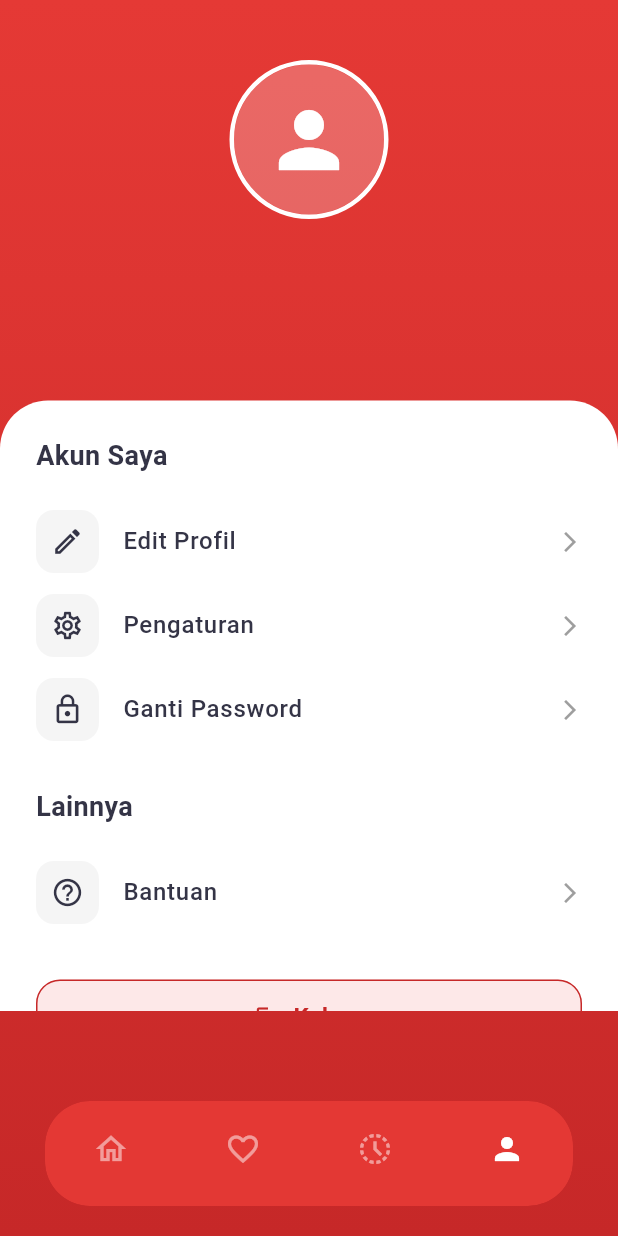
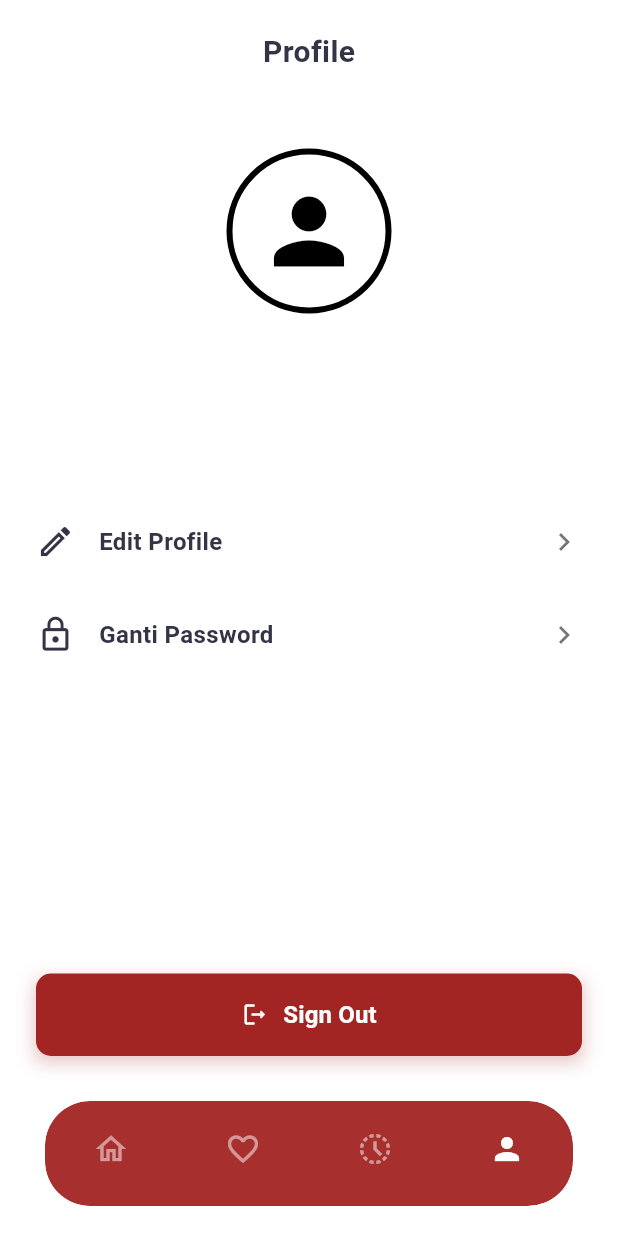
Before and after one commit to CharArtix/mangapp, a Flutter app: the HomePage screen opened directly, item 4 of the bottom bar chosen, on a phone screen of 412 x 824 dp. Run offline on Flutter 3.47's test engine with Material 3 defaults, Android fonts, the phone set to English and light mode, and no system bars; our stand-ins replace supabase_flutter; accounts and stored records are empty; Roboto replaces fonts that are missing (Gilroy).

Commit message:
Fix UI Profile

```diff
--- a/lib/main.dart
+++ b/lib/main.dart
@@ -443,7 +443,7 @@ class _RegisterScreenState extends State<RegisterScreen> {
                       ),
                     ),
 
-                    const SizedBox(height: 20),
+                    const SizedBox(height: 10),
 
                     _buildLabel('Email'),
                     const SizedBox(height: 8),
@@ -611,7 +611,7 @@ class CurvedHeaderClipper extends CustomClipper<Path> {
 }
 
 // -----------------------------------------------------------------------------
-// SHARED WIDGETS
+// HEADER WIDGETS
 // -----------------------------------------------------------------------------
 
 Widget _buildHeader(double screenHeight, double screenWidth) {
@@ -635,10 +635,10 @@ Widget _buildHeader(double screenHeight, double screenWidth) {
         ),
       ),
       Positioned(
-        top: screenHeight * 0.08, // Logo naik sedikit
+        top: screenHeight * 0.06, // Logo naik sedikit
         child: Image.asset(
           'assets/images/logo_mangapp.png',
-          width: screenWidth * 0.65,
+          width: screenWidth * 0.60,
           fit: BoxFit.contain,
         ),
       ),
@@ -1170,116 +1170,173 @@ class _HomePageState extends State<HomePage> {
   }
 
   Widget _buildProfileView() {
-    return Column(
-      children: [
-        // Header Merah dengan Avatar
-        Padding(
-          padding: const EdgeInsets.fromLTRB(24, 40, 24, 30),
+    return Container(
+      color: Colors.white, // Pastikan background putih
+      padding: const EdgeInsets.symmetric(horizontal: 24),
+      width: double.infinity,
       child: Column(
-            children: [
+        crossAxisAlignment: CrossAxisAlignment.center,
+        children: [
+          const SizedBox(height: 20),
+          // Judul Header
+          const Text(
+            'Profile',
+            style: TextStyle(
+              fontSize: 20,
+              fontWeight: FontWeight.bold,
+              color: Color(0xFF343446),
+            ),
+          ),
+
+          const SizedBox(height: 50),
+
+          // Avatar Icon (Lingkaran Tebal)
           Container(
+            width: 110,
+            height: 110,
             decoration: BoxDecoration(
               shape: BoxShape.circle,
-                  border: Border.all(color: Colors.white, width: 3),
-                ),
-                child: const CircleAvatar(
-                  radius: 50,
-                  backgroundColor: Colors.white24,
-                  child: Icon(Icons.person, size: 60, color: Colors.white),
-                ),
-              ),
+              border: Border.all(
+                color: Colors.black,
+                width: 4, // Ketebalan garis lingkaran
+              ),
+            ),
+            child: const Center(
+              child: Icon(Icons.person, size: 70, color: Colors.black),
+            ),
+          ),
+
           const SizedBox(height: 16),
+
+          // Username
           _isLoadingProfile
-                  ? const SizedBox(height: 20, width: 20, child: CircularProgressIndicator(color: Colors.white, strokeWidth: 2))
+              ? const SizedBox(
+                  height: 20,
+                  width: 20,
+                  child: CircularProgressIndicator(strokeWidth: 2),
+                )
               : Text(
-                      _username ?? 'Pengguna',
-                      style: const TextStyle(color: Colors.white, fontSize: 22, fontWeight: FontWeight.bold, fontFamily: 'Inter'),
-                    ),
+                  _username ?? 'Username',
+                  style: const TextStyle(
+                    fontSize: 22,
+                    fontWeight: FontWeight.bold,
+                    color: Color(0xFF343446),
+                  ),
+                ),
+
           const SizedBox(height: 4),
+
+          // Email
           Text(
-                _email ?? '',
-                style: TextStyle(color: Colors.white.withOpacity(0.8), fontSize: 14, fontFamily: 'Inter'),
-              ),
+            _email ?? 'user@email.com',
+            style: TextStyle(
+              fontSize: 14,
+              color: Colors.black.withOpacity(0.5),
+            ),
+          ),
+
+          const SizedBox(height: 60),
+
+          // Menu Items (Edit Profile & Ganti Password)
+          _buildSimpleMenuItem(
+            icon: Icons.edit_outlined,
+            title: "Edit Profile",
+            onTap: () {},
+          ),
+
           const SizedBox(height: 20),
-            ],
-          ),
-        ),
-
-        // Konten Putih Melengkung
-        Expanded(
-          child: Container(
+
+          _buildSimpleMenuItem(
+            icon: Icons.lock_outline,
+            title: "Ganti Password",
+            onTap: () {},
+          ),
+
+          const Spacer(),
+
+          // Tombol Sign Out (Merah Solid & Shadow)
+          Container(
             width: double.infinity,
-            margin: const EdgeInsets.only(bottom: 40),
-            decoration: const BoxDecoration(
-              color: Colors.white,
-              borderRadius: BorderRadius.vertical(top: Radius.circular(32)),
-            ),
-            child: SingleChildScrollView(
-              padding: const EdgeInsets.all(24),
-              child: Column(
-                crossAxisAlignment: CrossAxisAlignment.start,
-                children: [
-                  const Text("Akun Saya", style: TextStyle(fontSize: 18, fontWeight: FontWeight.bold, color: Color(0xFF343446))),
-                  const SizedBox(height: 16),
-
-                  _buildProfileMenuItem(Icons.edit_outlined, "Edit Profil", () {}),
-                  _buildProfileMenuItem(Icons.settings_outlined, "Pengaturan", () {}),
-                  _buildProfileMenuItem(Icons.lock_outline, "Ganti Password", () {}),
-
-                  const SizedBox(height: 24),
-                  const Text("Lainnya", style: TextStyle(fontSize: 18, fontWeight: FontWeight.bold, color: Color(0xFF343446))),
-                  const SizedBox(height: 16),
-
-                  _buildProfileMenuItem(Icons.help_outline, "Bantuan", () {}),
-
-                  const SizedBox(height: 30),
-
-                  // Tombol Logout
-                  SizedBox(
-                    width: double.infinity,
-                    height: 50,
+            height: 55,
+            margin: const EdgeInsets.only(
+              bottom: 120,
+            ), // Jarak dari bawah (untuk navbar)
+            decoration: BoxDecoration(
+              boxShadow: [
+                BoxShadow(
+                  color: const Color(0xFFA22523).withOpacity(0.3),
+                  blurRadius: 10,
+                  offset: const Offset(0, 4),
+                ),
+              ],
+            ),
             child: ElevatedButton(
               onPressed: _handleLogout,
               style: ElevatedButton.styleFrom(
-                        backgroundColor: const Color(0xFFFDE8E8),
-                        foregroundColor: const Color(0xFFC62828),
-                        elevation: 0,
+                backgroundColor: const Color(0xFFA22523), // Warna Merah Gelap
+                foregroundColor: Colors.white,
+                elevation:
+                    0, // Kita pakai shadow manual di Container agar lebih soft
                 shape: RoundedRectangleBorder(
-                          borderRadius: BorderRadius.circular(16),
-                          side: const BorderSide(color: Color(0xFFC62828)),
+                  borderRadius: BorderRadius.circular(10),
                 ),
               ),
               child: Row(
                 mainAxisAlignment: MainAxisAlignment.center,
                 children: const [
-                          Icon(Icons.logout),
-                          SizedBox(width: 8),
-                          Text("Keluar", style: TextStyle(fontSize: 16, fontWeight: FontWeight.bold)),
-                        ],
-                      ),
-                    ),
-                  ),
-                  const SizedBox(height: 50),
-                ],
-              ),
-            ),
-          ),
-        ),
-      ],
-    );
-  }
-
-  Widget _buildProfileMenuItem(IconData icon, String title, VoidCallback onTap) {
-    return ListTile(
+                  Icon(
+                    Icons.logout_rounded,
+                    color: Colors.white,
+                  ), // Icon Pintu Keluar
+                  SizedBox(width: 10),
+                  Text(
+                    "Sign Out",
+                    style: TextStyle(fontSize: 16, fontWeight: FontWeight.bold),
+                  ),
+                ],
+              ),
+            ),
+          ),
+        ],
+      ),
+    );
+  }
+
+  // Widget Helper untuk Item Menu Sederhana
+  Widget _buildSimpleMenuItem({
+    required IconData icon,
+    required String title,
+    required VoidCallback onTap,
+  }) {
+    return InkWell(
       onTap: onTap,
-      contentPadding: EdgeInsets.zero,
-      leading: Container(
-        padding: const EdgeInsets.all(10),
-        decoration: BoxDecoration(color: Colors.grey[100], borderRadius: BorderRadius.circular(12)),
-        child: Icon(icon, color: const Color(0xFF343446), size: 22),
-      ),
-      title: Text(title, style: const TextStyle(fontSize: 16, fontWeight: FontWeight.w500, color: Color(0xFF343446))),
-      trailing: const Icon(Icons.arrow_forward_ios, size: 16, color: Colors.grey),
+      splashColor: Colors.grey.shade200,
+      borderRadius: BorderRadius.circular(12),
+      child: Padding(
+        padding: const EdgeInsets.symmetric(vertical: 8), // Spacing klik
+        child: Row(
+          children: [
+            // Icon Kiri
+            Icon(icon, color: const Color(0xFF343446), size: 26),
+            const SizedBox(width: 16),
+
+            // Teks Judul
+            Expanded(
+              child: Text(
+                title,
+                style: const TextStyle(
+                  fontSize: 16,
+                  fontWeight: FontWeight.w600,
+                  color: Color(0xFF343446),
+                ),
+              ),
+            ),
+
+            // Panah Kanan
+            const Icon(Icons.chevron_right, color: Colors.black54, size: 24),
+          ],
+        ),
+      ),
     );
   }
 
@@ -1319,18 +1376,28 @@ class _HomePageState extends State<HomePage> {
         bodyContent = _buildHomeView();
     }
 
+    bool isProfileTab = _selectedIndex == 3;
+
     return Scaffold(
       extendBody: true,
       body: Container(
-        decoration: const BoxDecoration(
-          gradient: LinearGradient(
+        // JIKA Profile: Putih, JIKA Lainnya: Gradien Merah
+        decoration: BoxDecoration(
+          color: isProfileTab ? Colors.white : null,
+          gradient: isProfileTab
+              ? null
+              : const LinearGradient(
                   begin: Alignment.topCenter,
                   end: Alignment.bottomCenter,
                   colors: [Color(0xFFE53935), Color(0xFFC62828)],
                 ),
         ),
         width: double.infinity,
-        child: SafeArea(child: bodyContent),
+        child: SafeArea(
+          // Pada profile, kita ingin content mentok atas, jadi sesuaikan bottom-nya saja
+          bottom: false,
+          child: bodyContent,
+        ),
       ),
       bottomNavigationBar: Padding(
         padding: const EdgeInsets.symmetric(horizontal: 30, vertical: 20),
@@ -1341,7 +1408,7 @@ class _HomePageState extends State<HomePage> {
             child: Container(
               height: 70,
               decoration: BoxDecoration(
-                color: const Color(0xFFE53935).withOpacity(0.95),
+                color: const Color(0xFFA22523).withOpacity(0.95),
                 borderRadius: BorderRadius.circular(30),
               ),
               child: BottomNavigationBar(
```
Lines whose indentation alone changed are shown as unchanged.
